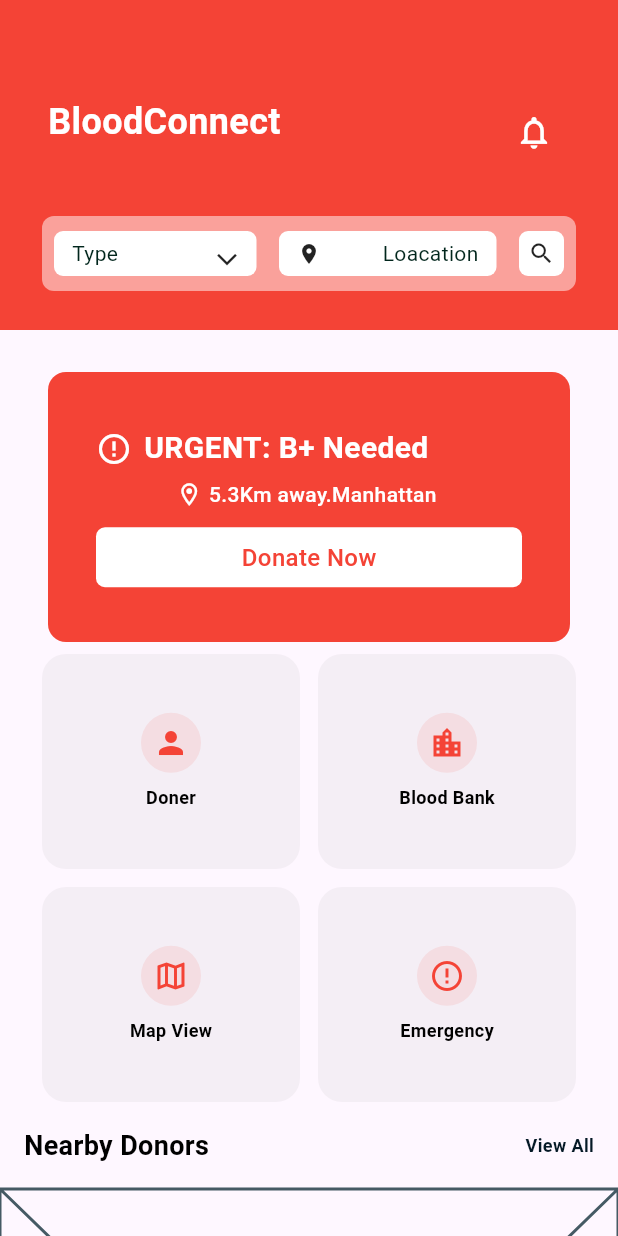
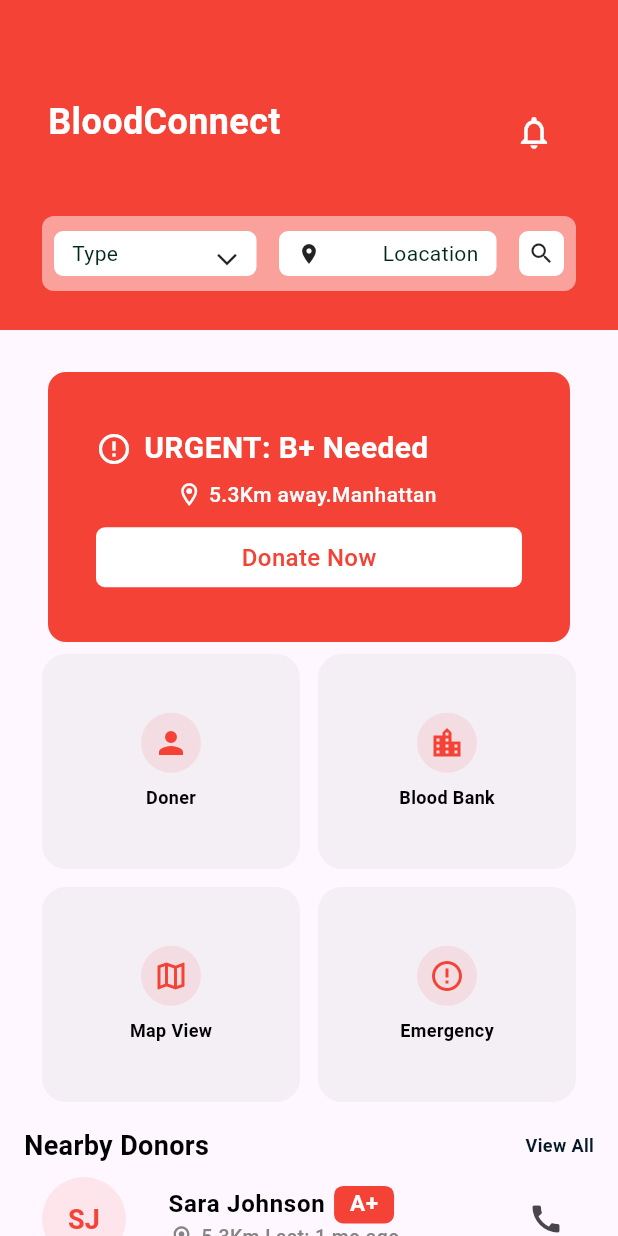
Before and after one commit to Adham167/blood_bank, a Flutter app: the HomeView screen opened by its route, on a phone screen of 412 x 824 dp. Run offline on Flutter 3.47's test engine with Material 3 defaults, Android fonts, the phone set to English and light mode, and no system bars; our stand-ins replace bloc, cloud_firestore, firebase_auth, firebase_core, flutter_bloc, go_router and 1 more; accounts and stored records are empty; Roboto replaces fonts that are missing (Plus Jakarta Sans).

Commit message:
home view part 2

```diff
--- /dev/null
+++ b/lib/core/app/app_colors.dart
@@ -0,0 +1,10 @@
+import 'dart:ui';
+
+import 'package:flutter/material.dart';
+
+class AppColors {
+  static const primary = Colors.red;
+  static const background = Colors.white;
+  static const secondary = Colors.black;
+  static const secondbackground = Color(0xFF858383);
+}
--- a/lib/presentation/views/home_view.dart
+++ b/lib/presentation/views/home_view.dart
@@ -19,8 +19,9 @@ class HomeView extends StatelessWidget {
             NoteEmergencyBody(),
             SizedBox(height: 8),
             GridViewBody(),
+            SizedBox(height: 16),
             Padding(
-              padding: const EdgeInsets.all(16.0),
+              padding: const EdgeInsets.symmetric(horizontal: 16.0),
               child: Row(
                 children: [
                   Text(
@@ -33,6 +34,7 @@ class HomeView extends StatelessWidget {
               ),
             ),
             DonarsListView(),
+            SizedBox(height: 64),
           ],
         ),
       ),
--- a/lib/presentation/views/splash_view.dart
+++ b/lib/presentation/views/splash_view.dart
@@ -41,7 +41,6 @@ class _SplashViewState extends State<SplashView> with TickerProviderStateMixin {
         return GoRouter.of(context).pushReplacement(AppRouter.kHomeView);
       } else {
         return GoRouter.of(context).pushReplacement(AppRouter.kOnboardingView);
-        ;
       }
     });
   }
--- a/lib/presentation/widgets/donars_list_view.dart
+++ b/lib/presentation/widgets/donars_list_view.dart
@@ -1,3 +1,5 @@
+import 'package:blood_bank/core/app/app_colors.dart';
+import 'package:blood_bank/core/app/app_styles.dart';
 import 'package:flutter/material.dart';
 
 class DonarsListView extends StatelessWidget {
@@ -5,6 +7,66 @@ class DonarsListView extends StatelessWidget {
 
   @override
   Widget build(BuildContext context) {
-    return const Placeholder();
+    return ListView.separated(
+      physics: NeverScrollableScrollPhysics(),
+      shrinkWrap: true,
+      itemBuilder: (context, index) {
+        return ListTile(
+          leading: CircleAvatar(
+            radius: 40,
+            backgroundColor: AppColors.primary.withOpacity(0.1),
+            child: Text(
+              "SJ",
+              style: AppStyles.styleBold18.copyWith(color: AppColors.primary),
+            ),
+          ),
+          title: Row(
+            children: [
+              Text(
+                "Sara Johnson",
+                style: AppStyles.styleBold16.copyWith(color: Colors.black),
+              ),
+              SizedBox(width: 6),
+              Container(
+                height: 25,
+                width: 40,
+                decoration: BoxDecoration(
+                  color: AppColors.primary,
+                  borderRadius: BorderRadius.circular(6),
+                ),
+                child: Center(
+                  child: Text(
+                    "A+",
+                    style: AppStyles.styleBold15.copyWith(
+                      color: AppColors.background,
+                    ),
+                  ),
+                ),
+              ),
+            ],
+          ),
+          subtitle: Row(
+            mainAxisSize: MainAxisSize.min,
+            children: [
+              Icon(
+                Icons.location_on_outlined,
+                color: AppColors.secondbackground,
+                size: 18,
+              ),
+              SizedBox(width: 4),
+              Text(
+                "5.3Km Last: 1 mo ago",
+                style: AppStyles.styleMedium13.copyWith(
+                  color: AppColors.secondbackground,
+                ),
+              ),
+            ],
+          ),
+          trailing: IconButton(onPressed: () {}, icon: Icon(Icons.call)),
+        );
+      },
+      separatorBuilder: (context, index) => const SizedBox(height: 8),
+      itemCount: 10,
+    );
   }
 }
--- a/lib/presentation/widgets/grid_view_body.dart
+++ b/lib/presentation/widgets/grid_view_body.dart
@@ -1,3 +1,4 @@
+import 'package:blood_bank/core/app/app_colors.dart';
 import 'package:blood_bank/core/app/app_styles.dart';
 import 'package:blood_bank/presentation/models/grid_model.dart';
 import 'package:flutter/material.dart';
@@ -37,7 +38,7 @@ class GridViewBody extends StatelessWidget {
                 mainAxisSize: MainAxisSize.min,
                 children: [
                   CircleAvatar(
-                    backgroundColor: Colors.red.withOpacity(0.1),
+                    backgroundColor: AppColors.primary.withOpacity(0.1),
                     child: Icon(gridList[index].icon.icon, color: Colors.red),
                   ),
                   SizedBox(height: 8),
--- a/lib/presentation/widgets/note_emergency_body.dart
+++ b/lib/presentation/widgets/note_emergency_body.dart
@@ -1,3 +1,4 @@
+import 'package:blood_bank/core/app/app_colors.dart';
 import 'package:blood_bank/core/app/app_styles.dart';
 import 'package:flutter/material.dart';
 
@@ -13,7 +14,7 @@ class NoteEmergencyBody extends StatelessWidget {
         width: double.infinity,
         decoration: BoxDecoration(
           borderRadius: BorderRadius.circular(12),
-          color: Colors.red,
+          color: AppColors.primary,
         ),
         child: Padding(
           padding: const EdgeInsets.all(32.0),
@@ -22,11 +23,11 @@ class NoteEmergencyBody extends StatelessWidget {
             children: [
               Row(
                 children: [
-                  Icon(Icons.error_outline, color: Colors.white),
+                  Icon(Icons.error_outline, color: AppColors.background),
                   SizedBox(width: 8),
                   Text(
                     "URGENT: B+ Needed",
-                    style: AppStyles.styleBold20.copyWith(color: Colors.white),
+                    style: AppStyles.styleBold20.copyWith(color:AppColors.background),
                   ),
                 ],
               ),
@@ -36,14 +37,14 @@ class NoteEmergencyBody extends StatelessWidget {
                 children: [
                   Icon(
                     Icons.location_on_outlined,
-                    color: Colors.white,
+                    color: AppColors.background,
                     size: 18,
                   ),
                   SizedBox(width: 4),
                   Text(
                     "5.3Km away.Manhattan ",
                     style: AppStyles.styleMedium14.copyWith(
-                      color: Colors.white,
+                      color:AppColors.background,
                     ),
                   ),
                 ],
@@ -54,13 +55,13 @@ class NoteEmergencyBody extends StatelessWidget {
                 height: 40,
                 width: double.infinity,
                 decoration: BoxDecoration(
-                  color: Colors.white,
+                  color: AppColors.background,
                   borderRadius: BorderRadius.circular(6),
                 ),
                 child: Center(
                   child: Text(
                     "Donate Now",
-                    style: AppStyles.styleMedium16.copyWith(color: Colors.red),
+                    style: AppStyles.styleMedium16.copyWith(color:AppColors.primary),
                   ),
                 ),
               ),
--- a/lib/presentation/widgets/top_body.dart
+++ b/lib/presentation/widgets/top_body.dart
@@ -1,16 +1,14 @@
-
+import 'package:blood_bank/core/app/app_colors.dart';
 import 'package:blood_bank/core/app/app_styles.dart';
 import 'package:flutter/material.dart';
 
 class TopBody extends StatelessWidget {
-  const TopBody({
-    super.key,
-  });
+  const TopBody({super.key});
 
   @override
   Widget build(BuildContext context) {
     return Container(
-      color: Colors.red,
+      color: AppColors.primary,
       width: double.infinity,
       height: 220,
 
@@ -30,14 +28,14 @@ class TopBody extends StatelessWidget {
                 Text(
                   "BloodConnect",
                   style: AppStyles.styleBold24.copyWith(
-                    color: Colors.white,
+                    color: AppColors.background,
                   ),
                 ),
                 IconButton(
                   onPressed: () {},
                   icon: Icon(
                     Icons.notifications_outlined,
-                    color: Colors.white,
+                    color: AppColors.background,
                     size: 26,
                   ),
                 ),
@@ -51,7 +49,7 @@ class TopBody extends StatelessWidget {
               width: double.infinity,
               decoration: BoxDecoration(
                 borderRadius: BorderRadius.circular(8),
-                color: Colors.white.withOpacity(0.5),
+                color: AppColors.background.withOpacity(0.5),
               ),
               child: Padding(
                 padding: const EdgeInsets.symmetric(horizontal: 8.0),
@@ -63,27 +61,19 @@ class TopBody extends StatelessWidget {
                       height: 30,
                       width: 135,
                       decoration: BoxDecoration(
-                        color: Colors.white,
+                        color: AppColors.background,
                         borderRadius: BorderRadius.circular(6),
                       ),
                       child: Center(
                         child: Padding(
-                          padding: const EdgeInsets.symmetric(
-                            horizontal: 12.0,
-                          ),
+                          padding: const EdgeInsets.symmetric(horizontal: 12.0),
                           child: Row(
                             children: [
-                              Text(
-                                "Type",
-                                style: AppStyles.styleRegular14,
-                              ),
+                              Text("Type", style: AppStyles.styleRegular14),
                               Spacer(),
                               Transform.rotate(
                                 angle: -1.571,
-                                child: Icon(
-                                  Icons.arrow_back_ios,
-                                  size: 16,
-                                ),
+                                child: Icon(Icons.arrow_back_ios, size: 16),
                               ),
                             ],
                           ),
@@ -95,14 +85,12 @@ class TopBody extends StatelessWidget {
                       height: 30,
                       width: 145,
                       decoration: BoxDecoration(
-                        color: Colors.white,
+                        color: AppColors.background,
                         borderRadius: BorderRadius.circular(6),
                       ),
                       child: Center(
                         child: Padding(
-                          padding: const EdgeInsets.symmetric(
-                            horizontal: 12.0,
-                          ),
+                          padding: const EdgeInsets.symmetric(horizontal: 12.0),
                           child: Row(
                             children: [
                               Icon(Icons.location_on, size: 16),
@@ -121,7 +109,7 @@ class TopBody extends StatelessWidget {
                       height: 30,
                       width: 30,
                       decoration: BoxDecoration(
-                        color: Colors.white,
+                        color: AppColors.background,
                         borderRadius: BorderRadius.circular(6),
                       ),
                       child: Icon(Icons.search, size: 18),
```
